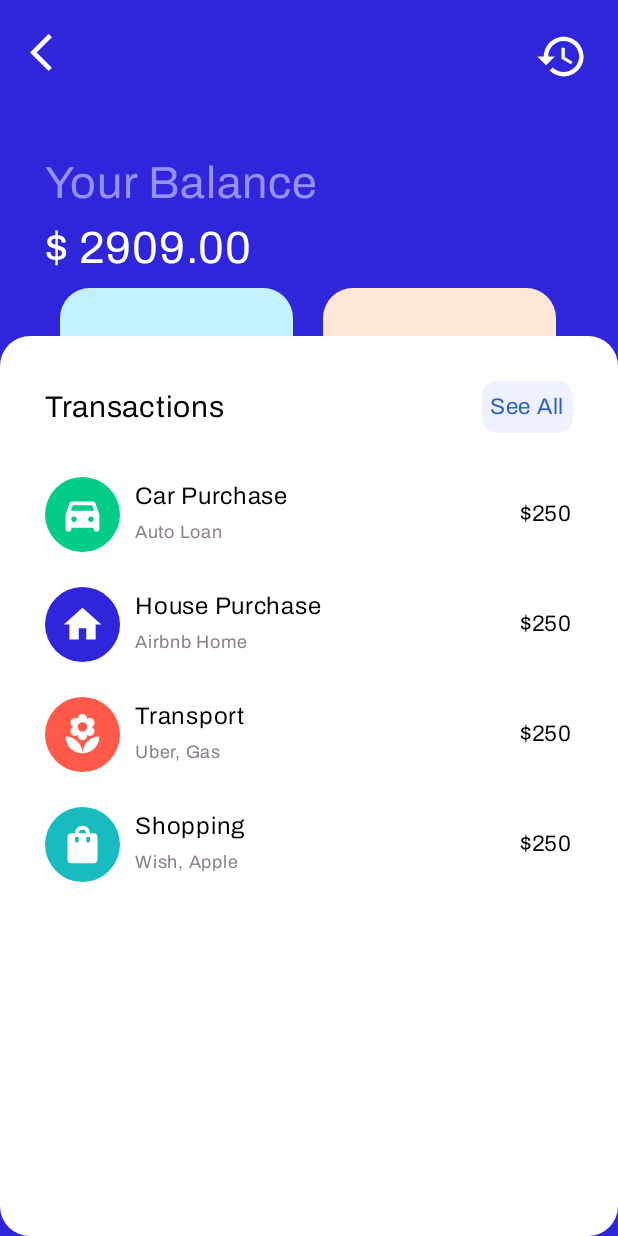
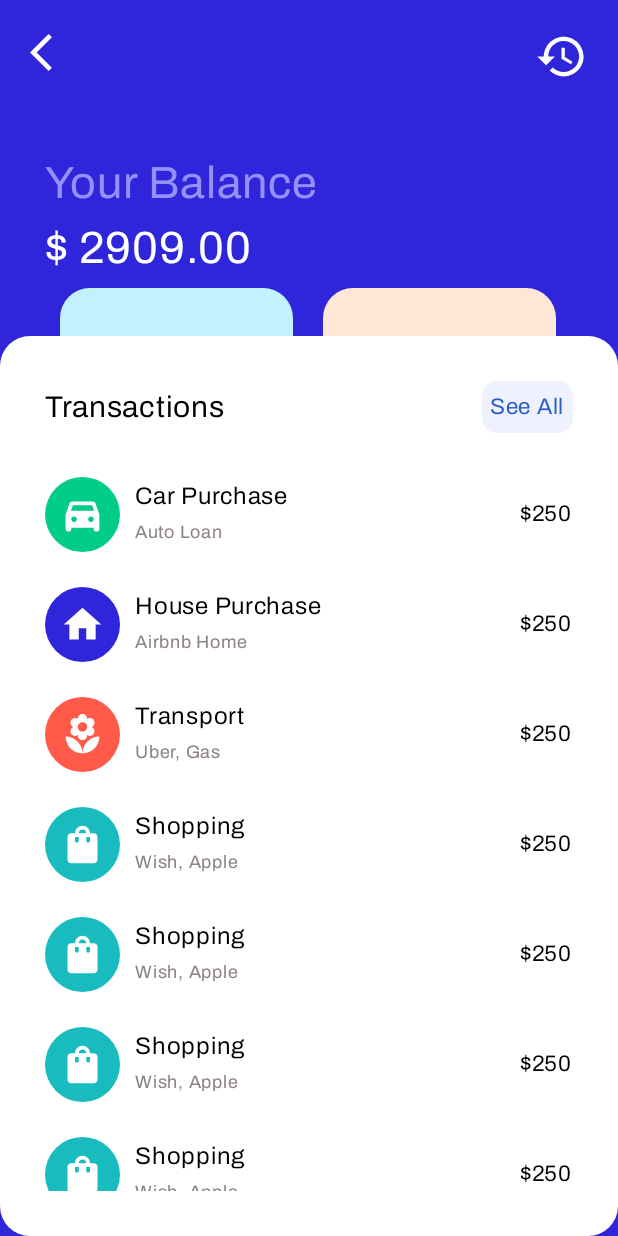
Before and after one commit to iamabdh/MoneyManager, an Android app built with Jetpack Compose: the TransactionScreen screen opened through its navigation route, after a tap on "See All", on a phone screen of 412 x 824 dp. Run offline under Robolectric (Android 15) with nearby library versions, the phone set to English and light mode, and no system bars.

Commit message:
add: list of transaction view items

```diff
--- a/app/src/main/java/com/example/moneymanager/screen/TransactionScreen.kt
+++ b/app/src/main/java/com/example/moneymanager/screen/TransactionScreen.kt
@@ -85,7 +85,9 @@ fun TransactionScreen(
     LaunchedEffect(scrollState) {
         snapshotFlow { scrollState.value }
             .collect { value ->
-                delay(200)
+//                if (expanded) {
+//                    delay(1000)
+//                }
                 expanded = value > 1
             }
     }
@@ -239,6 +241,70 @@ fun TransactionScreen(
                            itemListTransaction = "Wish, Apple" ,
                            itemTransactionAmount = 250,
                        )
+                        TransactionItemView(
+                           iconItem = R.drawable.baseline_shopping_bag_24,
+                           iconColor = TiffanyBlue,
+                           itemTypeName = "Shopping",
+                           itemListTransaction = "Wish, Apple" ,
+                           itemTransactionAmount = 250,
+                       )
+                        TransactionItemView(
+                           iconItem = R.drawable.baseline_shopping_bag_24,
+                           iconColor = TiffanyBlue,
+                           itemTypeName = "Shopping",
+                           itemListTransaction = "Wish, Apple" ,
+                           itemTransactionAmount = 250,
+                       )
+                        TransactionItemView(
+                           iconItem = R.drawable.baseline_shopping_bag_24,
+                           iconColor = TiffanyBlue,
+                           itemTypeName = "Shopping",
+                           itemListTransaction = "Wish, Apple" ,
+                           itemTransactionAmount = 250,
+                       )
+                        TransactionItemView(
+                           iconItem = R.drawable.baseline_shopping_bag_24,
+                           iconColor = TiffanyBlue,
+                           itemTypeName = "Shopping",
+                           itemListTransaction = "Wish, Apple" ,
+                           itemTransactionAmount = 250,
+                       )
+                        TransactionItemView(
+                           iconItem = R.drawable.baseline_shopping_bag_24,
+                           iconColor = TiffanyBlue,
+                           itemTypeName = "Shopping",
+                           itemListTransaction = "Wish, Apple" ,
+                           itemTransactionAmount = 250,
+                       )
+                        TransactionItemView(
+                           iconItem = R.drawable.baseline_shopping_bag_24,
+                           iconColor = TiffanyBlue,
+                           itemTypeName = "Shopping",
+                           itemListTransaction = "Wish, Apple" ,
+                           itemTransactionAmount = 250,
+                       )
+                        TransactionItemView(
+                           iconItem = R.drawable.baseline_shopping_bag_24,
+                           iconColor = TiffanyBlue,
+                           itemTypeName = "Shopping",
+                           itemListTransaction = "Wish, Apple" ,
+                           itemTransactionAmount = 250,
+                       )
+                        TransactionItemView(
+                           iconItem = R.drawable.baseline_shopping_bag_24,
+                           iconColor = TiffanyBlue,
+                           itemTypeName = "Shopping",
+                           itemListTransaction = "Wish, Apple" ,
+                           itemTransactionAmount = 250,
+                       )
+                        TransactionItemView(
+                           iconItem = R.drawable.baseline_shopping_bag_24,
+                           iconColor = TiffanyBlue,
+                           itemTypeName = "Shopping",
+                           itemListTransaction = "Wish, Apple" ,
+                           itemTransactionAmount = 250,
+                       )
+
                    }
                }
             }
```
